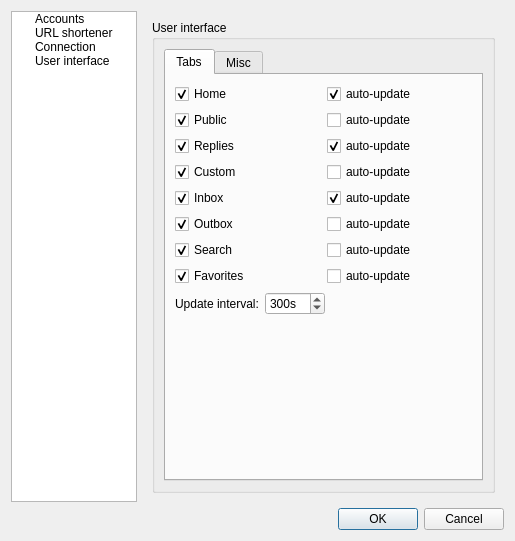
asolfre/qwit, file branches/ng/src/OptionsDialog.ui: the form before one commit.
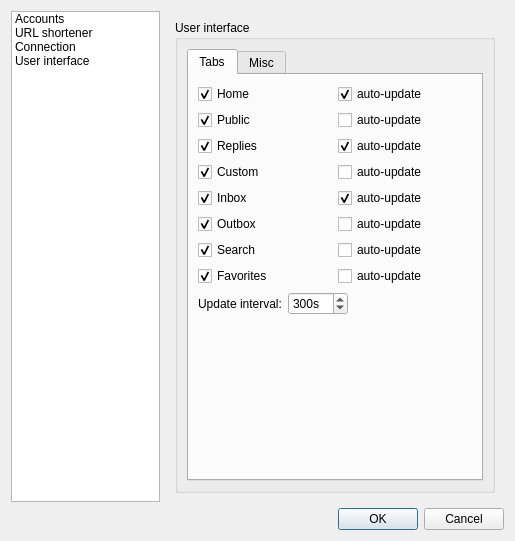
The form after the commit.

Commit message: ng branch: switched from QTreeWidget to QListWidget in OptionsDialog

What changed in the file:
```diff
--- a/branches/ng/src/OptionsDialog.ui
+++ b/branches/ng/src/OptionsDialog.ui
@@ -28,33 +28,7 @@
      <item>
       <layout class="QHBoxLayout" name="horizontalLayout">
        <item>
-        <widget class="QTreeWidget" name="optionsGroupTreeWidget">
-         <property name="maximumSize">
-          <size>
-           <width>150</width>
-           <height>16777215</height>
-          </size>
-         </property>
-         <property name="horizontalScrollBarPolicy">
-          <enum>Qt::ScrollBarAlwaysOff</enum>
-         </property>
-         <property name="rootIsDecorated">
-          <bool>true</bool>
-         </property>
-         <property name="itemsExpandable">
-          <bool>true</bool>
-         </property>
-         <property name="allColumnsShowFocus">
-          <bool>false</bool>
-         </property>
-         <property name="headerHidden">
-          <bool>true</bool>
-         </property>
-         <column>
-          <property name="text">
-           <string>1</string>
-          </property>
-         </column>
+        <widget class="QListWidget" name="optionsGroupListWidget">
          <item>
           <property name="text">
            <string>Accounts</string>
```
The commit also changes 2 other files.
